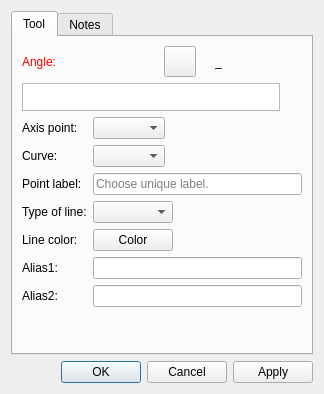
Above: src/libs/vtools/dialogs/tools/dialogcurveintersectaxis.ui from dismine/valentina before the change. Below: the same form after it.
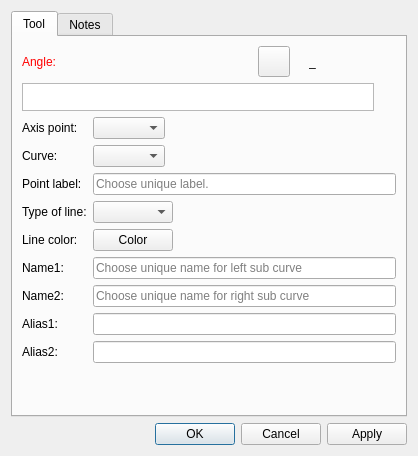
That is the form after the change. Icons and pictures are not drawn. Custom widgets are drawn as their Qt base class.

Patch:
```diff
--- a/src/libs/vtools/dialogs/tools/dialogcurveintersectaxis.ui
+++ b/src/libs/vtools/dialogs/tools/dialogcurveintersectaxis.ui
@@ -6,8 +6,8 @@
    <rect>
     <x>0</x>
     <y>0</y>
-    <width>324</width>
-    <height>394</height>
+    <width>418</width>
+    <height>456</height>
    </rect>
   </property>
   <property name="windowTitle">
@@ -316,28 +316,28 @@
            </property>
           </widget>
          </item>
-         <item row="5" column="0">
+         <item row="7" column="0">
           <widget class="QLabel" name="labelAlias1">
            <property name="text">
             <string>Alias1:</string>
            </property>
           </widget>
          </item>
-         <item row="5" column="1">
+         <item row="7" column="1">
           <widget class="QLineEdit" name="lineEditAlias1">
            <property name="clearButtonEnabled">
             <bool>true</bool>
            </property>
           </widget>
          </item>
-         <item row="6" column="0">
+         <item row="8" column="0">
           <widget class="QLabel" name="labelAlias2">
            <property name="text">
             <string>Alias2:</string>
            </property>
           </widget>
          </item>
-         <item row="6" column="1">
+         <item row="8" column="1">
           <widget class="QLineEdit" name="lineEditAlias2">
            <property name="clearButtonEnabled">
             <bool>true</bool>
@@ -351,6 +351,34 @@
            </property>
           </widget>
          </item>
+         <item row="5" column="0">
+          <widget class="QLabel" name="labelName1">
+           <property name="text">
+            <string>Name1:</string>
+           </property>
+          </widget>
+         </item>
+         <item row="5" column="1">
+          <widget class="QLineEdit" name="lineEditName1">
+           <property name="placeholderText">
+            <string>Choose unique name for left sub curve</string>
+           </property>
+          </widget>
+         </item>
+         <item row="6" column="0">
+          <widget class="QLabel" name="labelName2">
+           <property name="text">
+            <string>Name2:</string>
+           </property>
+          </widget>
+         </item>
+         <item row="6" column="1">
+          <widget class="QLineEdit" name="lineEditName2">
+           <property name="placeholderText">
+            <string>Choose unique name for right sub curve</string>
+           </property>
+          </widget>
+         </item>
         </layout>
        </item>
        <item>
```
Left out of the diff: 20 changed lines with no effect on the pictures.
